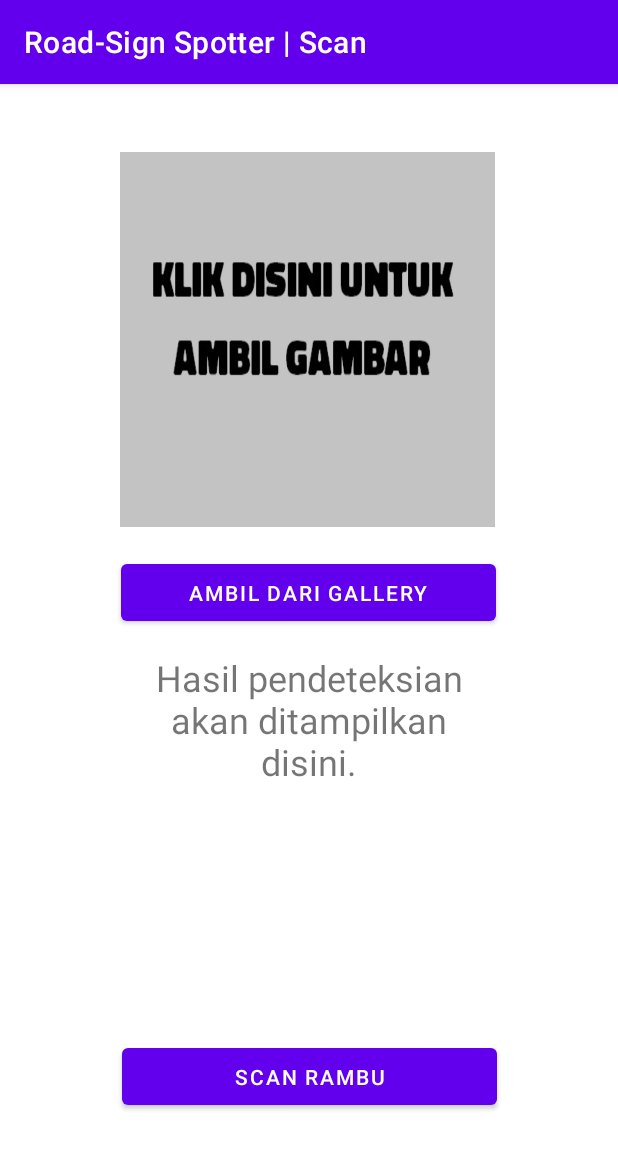
After one commit to StringLAX/RoadSignSpotter, an Android app: the ScanActivity screen opened directly, with no data from a screen before it, on a phone screen of 412 x 824 dp. The commit adds this screen. Shown: the top 1149 px of the screen. Run offline under Robolectric (Android 15) with nearby library versions, the phone set to English and light mode, and no system bars; pictures from the network do not load.

Commit message:
Pre Start

```diff
--- a/app/src/main/java/com/c23ps203/roadsignspotter/ui/MainActivity.kt
+++ b/app/src/main/java/com/c23ps203/roadsignspotter/ui/MainActivity.kt
@@ -32,7 +32,9 @@ class MainActivity : AppCompatActivity() {
         Log.d("name", sharedPref.getString(Constant.prefName).toString())
         Log.d("username", sharedPref.getString(Constant.prefUsername).toString())
 
-
+        binding.btnToCameraActivity.setOnClickListener {
+            startActivity(Intent(this@MainActivity, ScanActivity::class.java))
+        }
 
         binding.bottomNavigation.selectedItemId = R.id.dashboard
         binding.bottomNavigation.setOnNavigationItemSelectedListener { item ->
--- /dev/null
+++ b/app/src/main/java/com/c23ps203/roadsignspotter/ui/ScanActivity.kt
@@ -0,0 +1,121 @@
+package com.c23ps203.roadsignspotter.ui
+
+import android.Manifest
+import android.content.Intent
+import android.content.pm.PackageManager
+import android.graphics.BitmapFactory
+import android.net.Uri
+import androidx.appcompat.app.AppCompatActivity
+import android.os.Bundle
+import android.widget.Toast
+import androidx.activity.result.contract.ActivityResultContracts
+import androidx.core.app.ActivityCompat
+import androidx.core.content.ContextCompat
+import com.c23ps203.roadsignspotter.R
+import com.c23ps203.roadsignspotter.databinding.ActivityScanBinding
+import com.c23ps203.roadsignspotter.utils.rotateBitmap
+import com.c23ps203.roadsignspotter.utils.uriToFile
+import java.io.File
+
+class ScanActivity : AppCompatActivity() {
+
+    private lateinit var binding: ActivityScanBinding
+
+    override fun onRequestPermissionsResult(
+        requestCode: Int,
+        permissions: Array<out String>,
+        grantResults: IntArray
+    ) {
+        super.onRequestPermissionsResult(requestCode, permissions, grantResults)
+        if (requestCode == REQUEST_CODE_PERMISSIONS) {
+            if (!allPermissionsGranted()) {
+                Toast.makeText(this, R.string.no_permission, Toast.LENGTH_SHORT).show()
+            }
+        }
+    }
+
+    private fun allPermissionsGranted() = REQUIRED_PERMISSIONS_CAMERA.all {
+        ContextCompat.checkSelfPermission(baseContext, it) == PackageManager.PERMISSION_GRANTED
+    }
+
+    override fun onCreate(savedInstanceState: Bundle?) {
+        super.onCreate(savedInstanceState)
+        binding = ActivityScanBinding.inflate(layoutInflater)
+        setContentView(binding.root)
+
+        supportActionBar?.title = "Road-Sign Spotter" + " | " + "Scan"
+
+        if (!allPermissionsGranted()) {
+            ActivityCompat.requestPermissions(
+                this,
+                REQUIRED_PERMISSIONS_CAMERA,
+                REQUEST_CODE_PERMISSIONS
+            )
+        }
+
+        binding.ivScanPreview.setOnClickListener {
+            startCamera()
+        }
+
+        binding.btnGetFromGallery.setOnClickListener {
+            startGallery()
+        }
+
+        binding.btnScannow.setOnClickListener {
+
+        }
+    }
+
+    private var getFile: File? = null
+
+    private fun startCamera() {
+        val intent = Intent(this, CameraActivity::class.java)
+        launcherIntentCamera.launch(intent)
+    }
+
+    private val launcherIntentCamera = registerForActivityResult(
+        ActivityResultContracts.StartActivityForResult()
+    ) {
+        if (it.resultCode == CAMERA_X_RESULT) {
+            val myFile = it.data?.getSerializableExtra("picture") as File
+            val isBackCamera = it.data?.getBooleanExtra("isBackCamera", true) as Boolean
+
+            getFile = myFile
+            val result = rotateBitmap(
+                BitmapFactory.decodeFile(myFile.path),
+                isBackCamera
+            )
+
+            binding.ivScanPreview.setImageBitmap(result)
+        }
+    }
+
+    private fun startGallery() {
+        val intent = Intent()
+        intent.action = Intent.ACTION_GET_CONTENT
+        intent.type = "image/*"
+        val chooser = Intent.createChooser(intent, "Choose a Picture")
+        launcherIntentGallery.launch(chooser)
+    }
+
+    private val launcherIntentGallery = registerForActivityResult(
+        ActivityResultContracts.StartActivityForResult()
+    ) { result ->
+        if (result.resultCode == RESULT_OK) {
+            val selectedImg: Uri = result.data?.data as Uri
+            contentResolver
+            val myFile = uriToFile(selectedImg, this@ScanActivity)
+
+            getFile = myFile
+
+            binding.ivScanPreview.setImageURI(selectedImg)
+        }
+    }
+
+    companion object {
+        const val CAMERA_X_RESULT = 200
+
+        private val REQUIRED_PERMISSIONS_CAMERA = arrayOf(Manifest.permission.CAMERA)
+        private const val REQUEST_CODE_PERMISSIONS = 10
+    }
+}
--- /dev/null
+++ b/app/src/main/res/drawable-v24/ic_capture.xml
@@ -0,0 +1,5 @@
+<vector android:height="24dp" android:tint="#FFFFFF"
+    android:viewportHeight="24" android:viewportWidth="24"
+    android:width="24dp" xmlns:android="http://schemas.android.com/apk/res/android">
+    <path android:fillColor="@android:color/white" android:pathData="M12,2C6.47,2 2,6.47 2,12s4.47,10 10,10 10,-4.47 10,-10S17.53,2 12,2z"/>
+</vector>
--- /dev/null
+++ b/app/src/main/res/layout/activity_scan.xml
@@ -0,0 +1,64 @@
+<?xml version="1.0" encoding="utf-8"?>
+<androidx.constraintlayout.widget.ConstraintLayout xmlns:android="http://schemas.android.com/apk/res/android"
+    xmlns:app="http://schemas.android.com/apk/res-auto"
+    xmlns:tools="http://schemas.android.com/tools"
+    android:layout_width="match_parent"
+    android:layout_height="match_parent"
+    tools:context=".ui.ScanActivity">
+
+    <ImageButton
+        android:id="@+id/iv_scan_preview"
+        android:layout_width="250dp"
+        android:layout_height="250dp"
+        android:background="@drawable/hint"
+        android:contentDescription="@string/camera"
+        app:layout_constraintBottom_toBottomOf="parent"
+        app:layout_constraintEnd_toEndOf="parent"
+        app:layout_constraintHorizontal_bias="0.493"
+        app:layout_constraintStart_toStartOf="parent"
+        app:layout_constraintTop_toTopOf="parent"
+        app:layout_constraintVertical_bias="0.087"
+        tools:srcCompat="@tools:sample/avatars" />
+
+    <Button
+        android:id="@+id/btn_get_from_gallery"
+        android:layout_width="250dp"
+        android:layout_height="50dp"
+        android:layout_marginTop="15dp"
+        android:text="@string/gallery"
+        app:layout_constraintBottom_toBottomOf="parent"
+        app:layout_constraintEnd_toEndOf="parent"
+        app:layout_constraintHorizontal_bias="0.496"
+        app:layout_constraintStart_toStartOf="parent"
+        app:layout_constraintTop_toBottomOf="@+id/iv_scan_preview"
+        app:layout_constraintVertical_bias="0.008" />
+
+    <TextView
+        android:id="@+id/tv_result"
+        android:layout_width="250dp"
+        android:layout_height="225dp"
+        android:layout_margin="15dp"
+        android:text="Hasil pendeteksian akan ditampilkan disini."
+        app:layout_constraintBottom_toBottomOf="parent"
+        app:layout_constraintEnd_toEndOf="parent"
+        android:textSize="24sp"
+        android:textAlignment="center"
+        app:layout_constraintHorizontal_bias="0.503"
+        app:layout_constraintStart_toStartOf="parent"
+        app:layout_constraintTop_toBottomOf="@+id/btn_get_from_gallery"
+        app:layout_constraintVertical_bias="0.0" />
+
+    <Button
+        android:id="@+id/btn_scannow"
+        android:layout_width="250dp"
+        android:layout_height="50dp"
+        android:layout_marginTop="15dp"
+        android:text="@string/scannow"
+        app:layout_constraintBottom_toBottomOf="parent"
+        app:layout_constraintEnd_toEndOf="parent"
+        app:layout_constraintStart_toStartOf="parent"
+        app:layout_constraintTop_toBottomOf="@+id/tv_result"
+        app:layout_constraintVertical_bias="0.17" />
+
+
+</androidx.constraintlayout.widget.ConstraintLayout>
--- a/app/src/main/res/values/strings.xml
+++ b/app/src/main/res/values/strings.xml
@@ -27,4 +27,11 @@
     <string name="dashboard">Dashboard</string>
     <string name="profile">Profile</string>
     <string name="scannow">Scan Rambu</string>
+    <string name="gallery">Ambil Dari Gallery</string>
+    <string name="camera">Ambil Dari Camera</string>
+    <string name="no_permission">Tidak mendapat izin akses.</string>
+    <string name="btn_capture_image">Capture image</string>
+    <string name="btn_switch_camera">Switch camera</string>
+    <string name="failed_to_open_camera">Gagal membuka kamera</string>
+    <string name="failed_to_save_image">Gagal menyimpan gambar</string>
 </resources>
```
Also changed, not shown: app/src/main/AndroidManifest.xml (+16 -0 lines), app/src/main/java/com/c23ps203/roadsignspotter/ui/CameraActivity.kt (added, +99 -0 lines), app/src/main/java/com/c23ps203/roadsignspotter/utils/Utils.kt (added, +83 -0 lines), app/src/main/res/drawable-v24/ic_switch_camera.xml (added, +7 -0 lines), app/src/main/res/layout/activity_camera.xml (added, +36 -0 lines), app/src/main/res/drawable-v24/hint.jpg (added).
